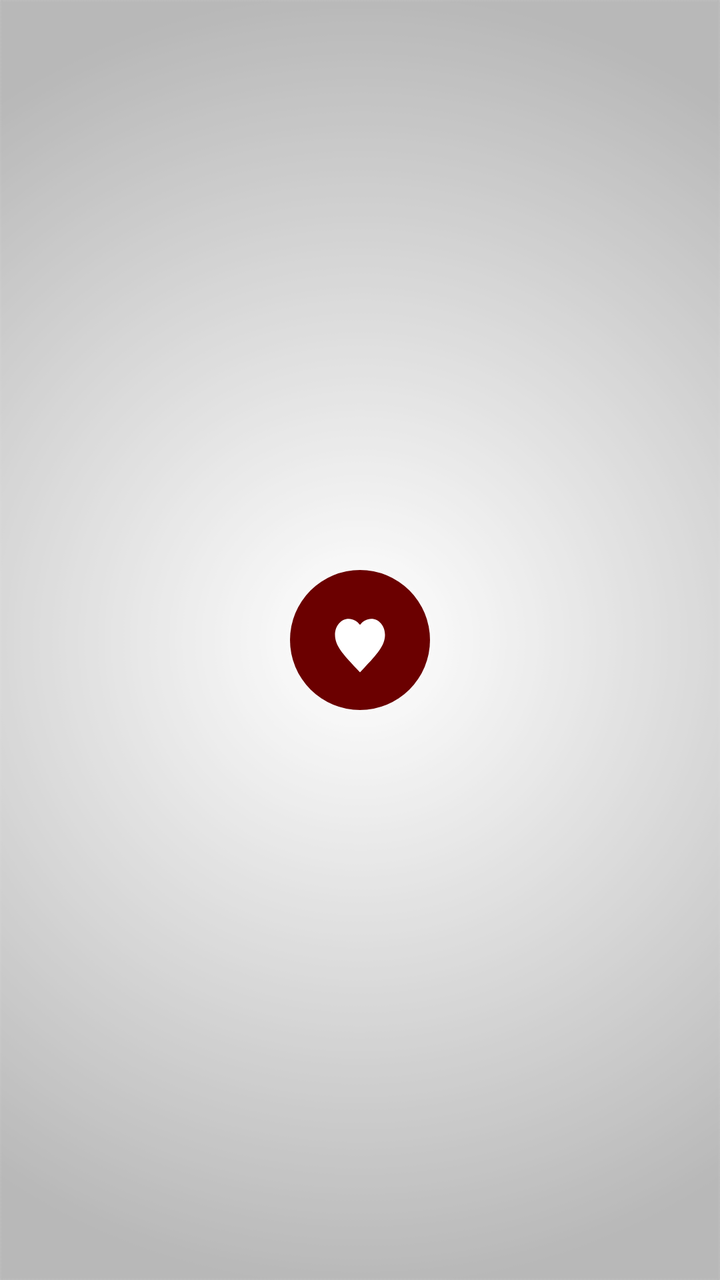
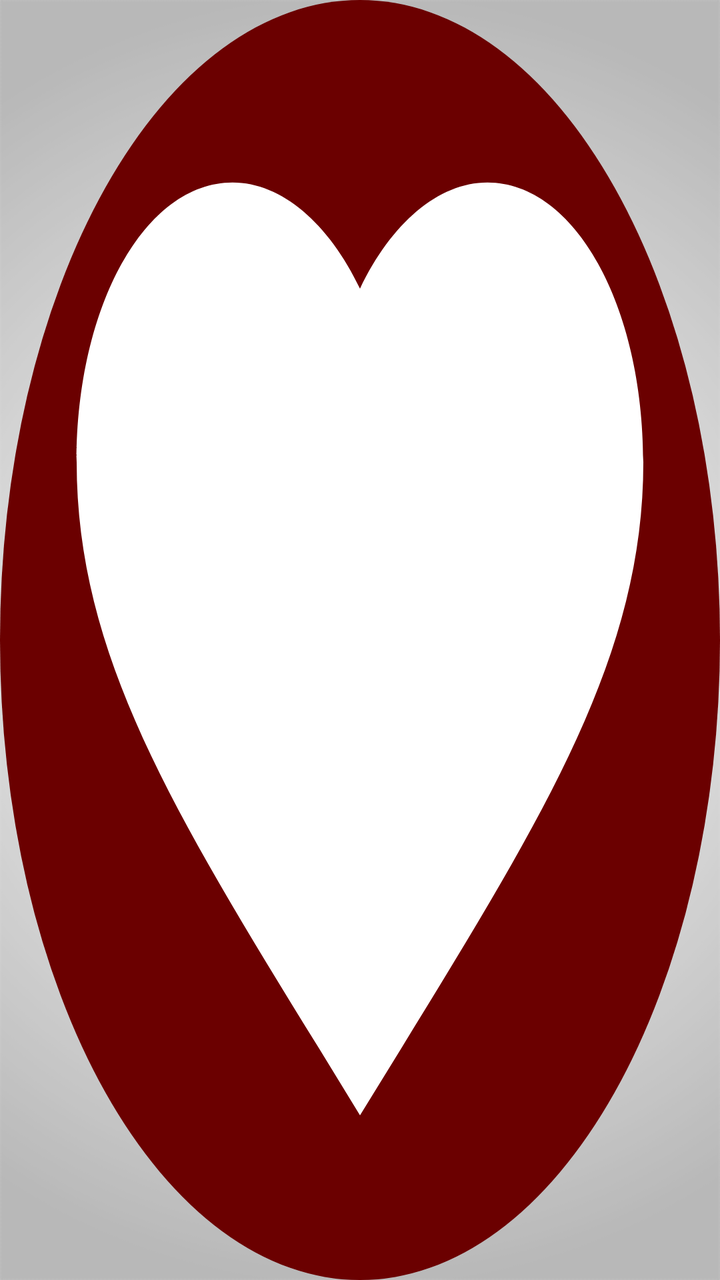

Two renders of the same Android screen: before a commit and after it. Below are the layout's source before the change and the commit's diff.
<!-- AndroidManifest.xml: application theme AppTheme -->
<!-- res/layout/metro_widget.xml -->
<RelativeLayout xmlns:android="http://schemas.android.com/apk/res/android"
    android:layout_width="match_parent"
    android:layout_height="match_parent">

    <Button
        android:id="@+id/metro_widget_image"
        android:layout_width="70dp"
        android:layout_height="70dp"
        android:layout_centerHorizontal="true"
        android:layout_centerVertical="true"
        android:background="@drawable/metro_widget"/>

</RelativeLayout>
<!-- resources referenced by this layout -->
<resources>
  <!-- drawable metro_widget (drawable) -->
  <?xml version="1.0" encoding="utf-8"?>
  <layer-list xmlns:android="http://schemas.android.com/apk/res/android"
      xmlns:app="http://schemas.android.com/apk/res-auto">
      <item>
          <shape android:shape="oval">
              <size android:width="200dp" android:height="200dp" />
              <corners android:radius="250dp" />
              <solid android:color="@color/ColorRedDark" />
          </shape>
      </item>
      <item
          android:drawable="@drawable/ic_metronome_tile_white"
          android:top="20dp"
          android:bottom="15dp"
          android:right="20dp"
          android:left="20dp">
      </item>
  </layer-list>
  <style name="AppTheme" parent="Theme.AppCompat.Light">
          
          <item name="android:textColor">@color/Black</item>
          <item name="colorPrimary">@color/ColorPrimary</item>
          <item name="colorPrimaryDark">@color/ColorPrimaryDark</item>
          <item name="android:textColorHintInverse">@color/ColorBlue</item>
          <item name="actionBarTheme">@style/ThemeOverlay.AppCompat.Dark.ActionBar</item>
          <item name="buttonStyle">@style/FButton</item>
          <item name="android:buttonStyle">@style/FButton</item>
          <item name="colorAccent">@color/materialGrey300</item>
          
          <item name="android:actionMenuTextColor">@color/Black</item>
          <item name="android:itemBackground">@color/materialGrey300</item>
          <item name="android:textColorSecondary">@color/ColorRedDark</item>
          <item name="android:windowBackground">@drawable/ic_bgg</item>
          <item name="android:typeface">monospace</item>
  
          <item name="android:textColorHint">@color/ColorAqua</item>
          <item name="colorControlNormal">@color/ColorBlue</item>
          <item name="colorControlActivated">@color/ColorAqua</item>
          <item name="colorControlHighlight">@color/ColorAqua</item>
      </style>
  <color name="ColorRedDark">#6b0000</color>
  <!-- drawable ic_metronome_tile_white (drawable-anydpi-v21) -->
  <vector xmlns:android="http://schemas.android.com/apk/res/android"
          android:width="24dp"
          android:height="24dp"
          android:viewportWidth="24.0"
          android:viewportHeight="24.0">
      <path
          android:fillColor="#FFFFFF"
          android:pathData="M12,21.35l-1.45,-1.32C5.4,15.36 2,12.28 2,8.5 2,5.42 4.42,3 7.5,3c1.74,0 3.41,0.81 4.5,2.09C13.09,3.81 14.76,3 16.5,3 19.58,3 22,5.42 22,8.5c0,3.78 -3.4,6.86 -8.55,11.54L12,21.35z"/>
  </vector>
  <color name="Black">#000000</color>
  <color name="ColorPrimary">#10133b</color>
  <color name="ColorPrimaryDark">#1a1d4b</color>
  <color name="ColorBlue">#98194853</color>
  <style name="FButton" parent="Theme.AppCompat.Light">
          <item name="colorControlHighlight">@color/ColorBlue</item>
          <item name="android:textColor">@color/ColorAqua</item>
          <item name="android:textSize">20sp</item>
      </style>
  <color name="materialGrey300">#ffe0e0e0</color>
  <!-- drawable ic_bgg: png bitmap (drawable, 33899 bytes) -->
  <color name="ColorAqua">#32a7c3</color>
</resources>

<!-- the commit's change to res/layout/metro_widget.xml (unified diff, before → after) -->
@@ -1,13 +1,17 @@
 <RelativeLayout xmlns:android="http://schemas.android.com/apk/res/android"
-    android:layout_width="match_parent"
-    android:layout_height="match_parent">
-
-    <Button
-        android:id="@+id/metro_widget_image"
-        android:layout_width="70dp"
-        android:layout_height="70dp"
+    android:layout_width="70dp"
+    android:layout_height="70dp"
+    android:background="@drawable/metro_widget"
+    android:paddingTop="20dp"
+    android:paddingEnd="10dp"
+    android:paddingStart="10dp"
+    android:paddingBottom="10dp"
+    android:layout_gravity="center"
+    android:id="@+id/metro_widget_image">
+    <TextView
+        android:layout_width="match_parent"
+        android:layout_height="match_parent"
         android:layout_centerHorizontal="true"
         android:layout_centerVertical="true"
-        android:background="@drawable/metro_widget"/>
-
+        android:background="@drawable/ic_metronome_tile_white"/>
 </RelativeLayout>
<!-- resource entries referenced after the edit -->
@@ -11,13 +11,7 @@
               <solid android:color="@color/ColorRedDark" />
           </shape>
       </item>
-      <item
-          android:drawable="@drawable/ic_metronome_tile_white"
-          android:top="20dp"
-          android:bottom="15dp"
-          android:right="20dp"
-          android:left="20dp">
-      </item>
+      
   </layer-list>
   <style name="AppTheme" parent="Theme.AppCompat.Light">
           
